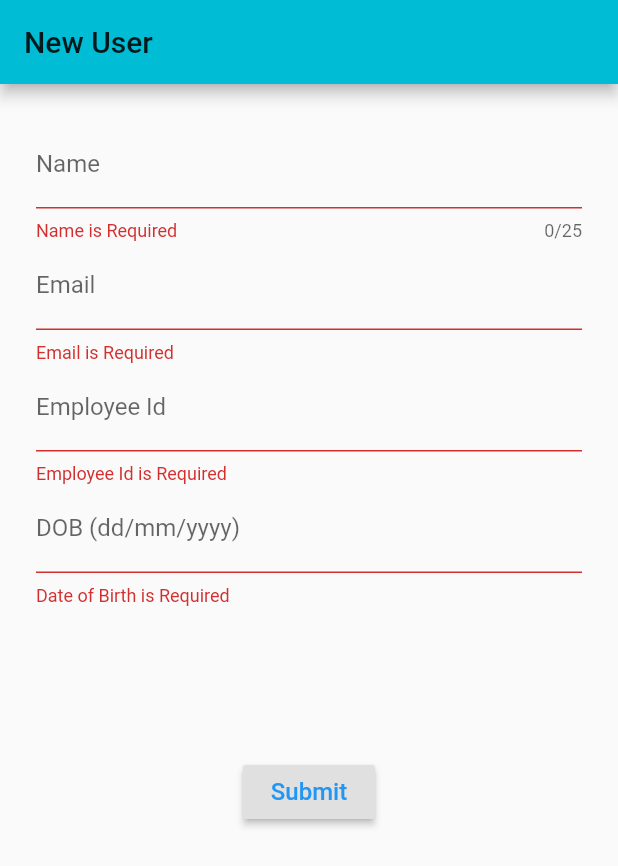
After one commit to Faizy51/Arriv, a Flutter app: the SignUpScreen screen opened directly, after a tap on "Submit", on a phone screen of 412 x 824 dp. The commit adds this screen. Shown: the top 866 px of the screen. Run offline on Flutter 3.47's test engine with Material 2 defaults, Android fonts, the phone set to English and light mode, and no system bars; our stand-ins replace cloud_firestore, firebase_auth; accounts and stored records are empty.

Commit message:
Wrong code entered + signup screen.

```diff
--- /dev/null
+++ b/lib/signup_screen.dart
@@ -0,0 +1,157 @@
+import 'package:cloud_firestore/cloud_firestore.dart';
+import 'package:firebase_auth/firebase_auth.dart';
+import 'package:flutter/material.dart';
+import 'home_screen.dart';
+
+class SignUpScreen extends StatefulWidget {
+  @override
+  _SignUpScreenState createState() => _SignUpScreenState();
+}
+
+class _SignUpScreenState extends State<SignUpScreen> {
+  final firestoreInstance = Firestore.instance;
+
+  String _name;
+  String _email;
+  String _empId;
+  String _dob;
+  String _type = "passenger"; // default for passenger app.
+
+  final GlobalKey<FormState> _formKey = GlobalKey<FormState>();
+
+  //TODO: Create a wallet for the user.
+
+  @override
+  Widget build(BuildContext context) {
+    return Scaffold(
+      appBar: AppBar(
+        title: Text("New User"),
+        backgroundColor: Colors.cyan,
+      ),
+      body: Container(
+        margin: EdgeInsets.all(24),
+        child: SingleChildScrollView(
+          child: Form(
+            key: _formKey,
+            child: Column(
+              mainAxisAlignment: MainAxisAlignment.center,
+              children: <Widget>[
+                _buildName(),
+                _buildEmail(),
+                _buildEmpID(),
+                _builDOB(),
+                SizedBox(height: 100),
+                RaisedButton(
+                  child: Text(
+                    'Submit',
+                    style: TextStyle(color: Colors.blue, fontSize: 16),
+                  ),
+                  onPressed: () {
+                    if (!_formKey.currentState.validate()) {
+                      return;
+                    }
+                    _formKey.currentState.save();
+                    print(_name + _email + _empId + _dob);
+
+                    //Send to Firebase
+                    registerUserInDB();
+                  },
+                )
+              ],
+            ),
+          ),
+        ),
+      ),
+    );
+  }
+
+  // Creates a User colleciton with mentioned uid.
+  void registerUserInDB() async {
+    var firebaseUser = await FirebaseAuth.instance.currentUser();
+    firestoreInstance.collection("users").document(firebaseUser.uid).setData({
+      "name": _name,
+      "dob": _dob,
+      "email": _email,
+      "empId": _empId,
+      "type": _type,
+    }).then((_) {
+      print("success!");
+      // Navigate to homescreen
+      Navigator.pushReplacement(context,
+          MaterialPageRoute(builder: (context) => HomeScreen(firebaseUser)));
+    });
+  }
+
+  Widget _buildName() {
+    return TextFormField(
+      decoration: InputDecoration(labelText: 'Name'),
+      maxLength: 25,
+      validator: (String value) {
+        if (value.isEmpty) {
+          return 'Name is Required';
+        }
+
+        return null;
+      },
+      onSaved: (String value) {
+        _name = value;
+      },
+    );
+  }
+
+  Widget _buildEmail() {
+    return TextFormField(
+      decoration: InputDecoration(labelText: 'Email'),
+      validator: (String value) {
+        if (value.isEmpty) {
+          return 'Email is Required';
+        }
+
+        if (!RegExp(
+                r"[a-z0-9!#$%&'*+/=?^_`{|}~-]+(?:\.[a-z0-9!#$%&'*+/=?^_`{|}~-]+)*@(?:[a-z0-9](?:[a-z0-9-]*[a-z0-9])?\.)+[a-z0-9](?:[a-z0-9-]*[a-z0-9])?")
+            .hasMatch(value)) {
+          return 'Please enter a valid email Address';
+        }
+
+        return null;
+      },
+      onSaved: (String value) {
+        _email = value;
+      },
+    );
+  }
+
+  Widget _buildEmpID() {
+    return TextFormField(
+      decoration: InputDecoration(labelText: 'Employee Id'),
+      keyboardType: TextInputType.visiblePassword,
+      validator: (String value) {
+        if (value.isEmpty) {
+          return 'Employee Id is Required';
+        }
+
+        return null;
+      },
+      onSaved: (String value) {
+        _empId = value;
+      },
+    );
+  }
+
+  Widget _builDOB() {
+    return TextFormField(
+      decoration: InputDecoration(labelText: 'DOB (dd/mm/yyyy)'),
+      keyboardType: TextInputType.datetime,
+      validator: (String value) {
+        if (value.isEmpty) {
+          return 'Date of Birth is Required';
+        }
+
+        return null;
+      },
+      onSaved: (String value) {
+        _dob = value;
+      },
+    );
+  }
+}
```
Also changed, not shown: lib/login_screen.dart (+44 -16 lines).
